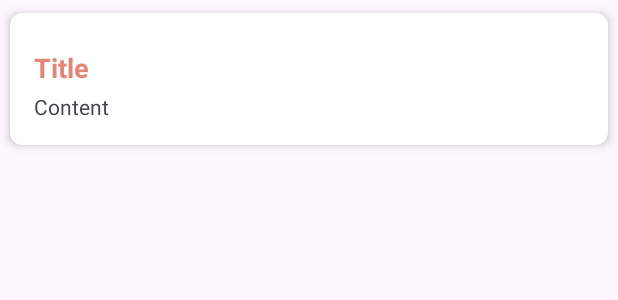
After one commit to Ishara-Sewwandi/DoIt, an Android app: the layout task_item.xml on its own in the app's theme, with its tools: preview values and no code run, on a phone screen of 412 x 824 dp. The commit adds this screen. Shown: the top 300 px of the screen. Run offline under Robolectric (Android 15) with nearby library versions, the phone set to English and light mode, and no system bars.

Commit message:
implement read functionality

```diff
--- /dev/null
+++ b/app/src/main/res/layout/task_item.xml
@@ -0,0 +1,42 @@
+<?xml version="1.0" encoding="utf-8"?>
+<androidx.cardview.widget.CardView
+    xmlns:android="http://schemas.android.com/apk/res/android"
+    xmlns:app="http://schemas.android.com/apk/res-auto"
+    android:layout_width="match_parent"
+    android:layout_height="wrap_content"
+    app:cardCornerRadius="8dp"
+    app:cardElevation="4dp"
+    app:cardUseCompatPadding="true">
+
+    <LinearLayout
+        android:layout_width="match_parent"
+        android:layout_height="wrap_content"
+        android:orientation="vertical"
+        android:padding="16dp">
+
+        <RelativeLayout
+            android:layout_width="match_parent"
+            android:layout_height="wrap_content"
+            android:orientation="horizontal"
+            android:layout_marginTop="8dp">
+
+            <TextView
+                android:id="@+id/titleTextView"
+                android:layout_width="wrap_content"
+                android:layout_height="wrap_content"
+                android:text="Title"
+                android:textSize="18sp"
+                android:textColor="@color/brown"
+                android:textStyle="bold"/>
+        </RelativeLayout>
+
+        <TextView
+            android:id="@+id/contentTextView"
+            android:layout_width="wrap_content"
+            android:layout_height="wrap_content"
+            android:text="Content"
+            android:maxLines="3"
+            android:layout_marginTop="4dp"/>
+
+    </LinearLayout>
+</androidx.cardview.widget.CardView>
```
Also changed, not shown: app/src/main/java/com/example/doit/MainActivity.kt (+14 -0 lines), app/src/main/java/com/example/doit/TaskDatabase.kt (+20 -0 lines), app/src/main/java/com/example/doit/TasksAdapter.kt (added, +39 -0 lines).
